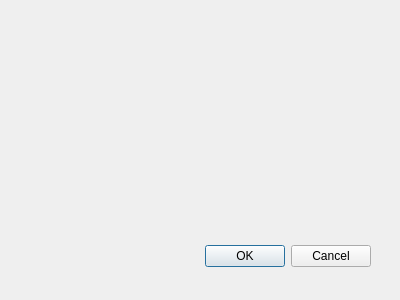
Old version of the form src/qt-gui/moduleproperties.ui in the repository nukep/famitracker-cx.
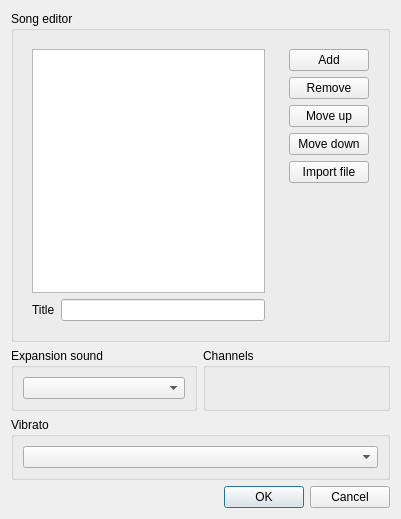
New version of the form.

The edit to the form file:
```diff
--- a/src/qt-gui/moduleproperties.ui
+++ b/src/qt-gui/moduleproperties.ui
@@ -1,36 +1,150 @@
-<ui version="4.0" >
- <author></author>
- <comment></comment>
- <exportmacro></exportmacro>
- <class>Dialog</class>
- <widget class="QDialog" name="Dialog" >
-  <property name="geometry" >
+<?xml version="1.0" encoding="UTF-8"?>
+<ui version="4.0">
+ <class>ModuleProperties</class>
+ <widget class="QDialog" name="ModuleProperties">
+  <property name="geometry">
    <rect>
     <x>0</x>
     <y>0</y>
-    <width>400</width>
-    <height>300</height>
+    <width>401</width>
+    <height>519</height>
    </rect>
   </property>
   <property name="windowTitle" >
    <string>Dialog</string>
   </property>
-  <widget class="QDialogButtonBox" name="buttonBox" >
-   <property name="geometry" >
-    <rect>
-     <x>30</x>
-     <y>240</y>
-     <width>341</width>
-     <height>32</height>
-    </rect>
-   </property>
-   <property name="orientation" >
-    <enum>Qt::Horizontal</enum>
-   </property>
-   <property name="standardButtons" >
-    <set>QDialogButtonBox::Cancel|QDialogButtonBox::Ok</set>
-   </property>
-  </widget>
+  <layout class="QGridLayout" name="gridLayout_2">
+   <item row="0" column="0" colspan="2">
+    <widget class="QGroupBox" name="groupBox">
+     <property name="title">
+      <string>Song editor</string>
+     </property>
+     <layout class="QHBoxLayout" name="horizontalLayout">
+      <item>
+       <widget class="QWidget" name="widget" native="true">
+        <layout class="QGridLayout" name="gridLayout">
+         <item row="2" column="1">
+          <widget class="QLineEdit" name="trackTitle"/>
+         </item>
+         <item row="2" column="0">
+          <widget class="QLabel" name="label">
+           <property name="text">
+            <string>Title</string>
+           </property>
+          </widget>
+         </item>
+         <item row="1" column="0" colspan="2">
+          <widget class="QListWidget" name="tracksList">
+           <property name="sizePolicy">
+            <sizepolicy hsizetype="Expanding" vsizetype="Expanding">
+             <horstretch>0</horstretch>
+             <verstretch>0</verstretch>
+            </sizepolicy>
+           </property>
+          </widget>
+         </item>
+        </layout>
+       </widget>
+      </item>
+      <item>
+       <widget class="QWidget" name="widget_2" native="true">
+        <layout class="QVBoxLayout" name="verticalLayout_2">
+         <item>
+          <widget class="QPushButton" name="add_button">
+           <property name="text">
+            <string>Add</string>
+           </property>
+          </widget>
+         </item>
+         <item>
+          <widget class="QPushButton" name="remove_button">
+           <property name="text">
+            <string>Remove</string>
+           </property>
+          </widget>
+         </item>
+         <item>
+          <widget class="QPushButton" name="moveup_button">
+           <property name="text">
+            <string>Move up</string>
+           </property>
+          </widget>
+         </item>
+         <item>
+          <widget class="QPushButton" name="movedown_button">
+           <property name="text">
+            <string>Move down</string>
+           </property>
+          </widget>
+         </item>
+         <item>
+          <widget class="QPushButton" name="importfile_button">
+           <property name="text">
+            <string>Import file</string>
+           </property>
+          </widget>
+         </item>
+         <item>
+          <spacer name="verticalSpacer">
+           <property name="orientation">
+            <enum>Qt::Vertical</enum>
+           </property>
+           <property name="sizeHint" stdset="0">
+            <size>
+             <width>20</width>
+             <height>40</height>
+            </size>
+           </property>
+          </spacer>
+         </item>
+        </layout>
+       </widget>
+      </item>
+     </layout>
+    </widget>
+   </item>
+   <item row="3" column="0" colspan="2">
+    <widget class="QDialogButtonBox" name="buttonBox">
+     <property name="orientation">
+      <enum>Qt::Horizontal</enum>
+     </property>
+     <property name="standardButtons">
+      <set>QDialogButtonBox::Cancel|QDialogButtonBox::Ok</set>
+     </property>
+    </widget>
+   </item>
+   <item row="1" column="0">
+    <widget class="QGroupBox" name="groupBox_2">
+     <property name="title">
+      <string>Expansion sound</string>
+     </property>
+     <layout class="QVBoxLayout" name="verticalLayout">
+      <item>
+       <widget class="QComboBox" name="expansionSounds"/>
+      </item>
+     </layout>
+    </widget>
+   </item>
+   <item row="1" column="1">
+    <widget class="QGroupBox" name="groupBox_3">
+     <property name="title">
+      <string>Channels</string>
+     </property>
+    </widget>
+   </item>
+   <item row="2" column="0" colspan="2">
+    <widget class="QGroupBox" name="groupBox_4">
+     <property name="title">
+      <string>Vibrato</string>
+     </property>
+     <layout class="QVBoxLayout" name="verticalLayout_3">
+      <item>
+       <widget class="QComboBox" name="vibrato"/>
+      </item>
+     </layout>
+    </widget>
+   </item>
+  </layout>
  </widget>
  <pixmapfunction></pixmapfunction>
  <resources/>
```
Left out of the diff: 17 changed lines with no effect on the pictures.
